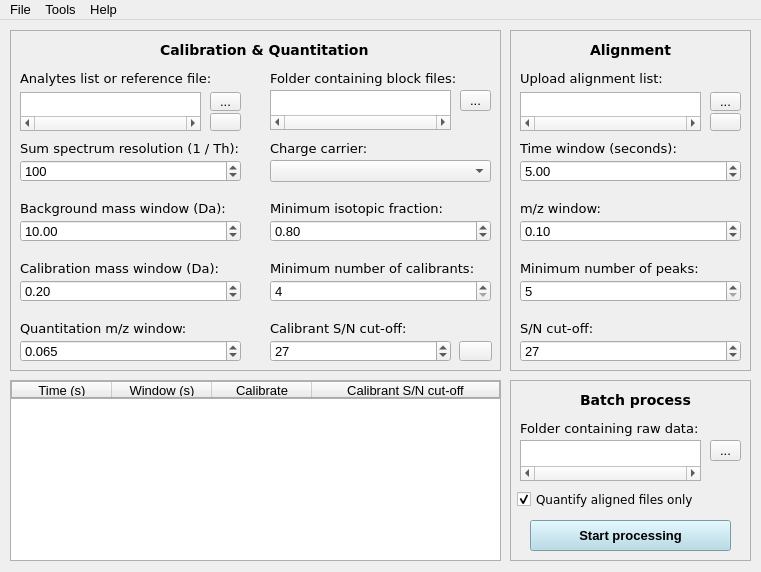
The window that sweet_suite/gui/qtdesigner_files/gui_main.ui (stainawarijar/SweetSuite) describes before a commit, drawn with Qt 5.
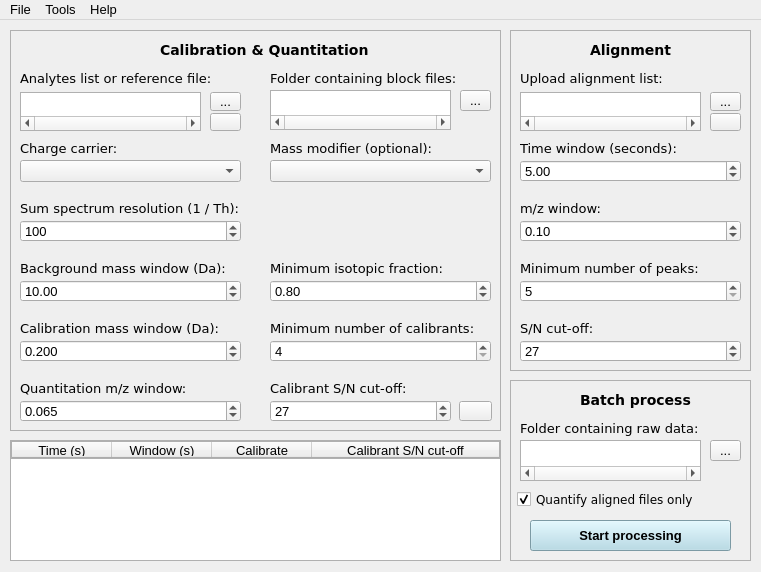
The same window after the commit.

What changed in the file:
```diff
--- a/sweet_suite/gui/qtdesigner_files/gui_main.ui
+++ b/sweet_suite/gui/qtdesigner_files/gui_main.ui
@@ -314,7 +314,7 @@
       <x>10</x>
       <y>10</y>
       <width>491</width>
-      <height>341</height>
+      <height>401</height>
      </rect>
     </property>
     <property name="frameShape">
@@ -390,7 +390,7 @@
      <property name="geometry">
       <rect>
        <x>10</x>
-       <y>110</y>
+       <y>170</y>
        <width>241</width>
        <height>16</height>
       </rect>
@@ -409,7 +409,7 @@
      <property name="geometry">
       <rect>
        <x>10</x>
-       <y>130</y>
+       <y>190</y>
        <width>221</width>
        <height>22</height>
       </rect>
@@ -428,7 +428,7 @@
      <property name="geometry">
       <rect>
        <x>10</x>
-       <y>170</y>
+       <y>230</y>
        <width>231</width>
        <height>16</height>
       </rect>
@@ -448,7 +448,7 @@
      <property name="geometry">
       <rect>
        <x>10</x>
-       <y>190</y>
+       <y>250</y>
        <width>221</width>
        <height>22</height>
       </rect>
@@ -464,11 +464,14 @@
      <property name="geometry">
       <rect>
        <x>10</x>
-       <y>250</y>
+       <y>310</y>
        <width>221</width>
        <height>22</height>
       </rect>
      </property>
+     <property name="decimals">
+      <number>3</number>
+     </property>
      <property name="maximum">
       <double>100.000000000000000</double>
      </property>
@@ -483,7 +486,7 @@
      <property name="geometry">
       <rect>
        <x>10</x>
-       <y>230</y>
+       <y>290</y>
        <width>221</width>
        <height>16</height>
       </rect>
@@ -503,7 +506,7 @@
      <property name="geometry">
       <rect>
        <x>10</x>
-       <y>290</y>
+       <y>350</y>
        <width>221</width>
        <height>16</height>
       </rect>
@@ -523,7 +526,7 @@
      <property name="geometry">
       <rect>
        <x>10</x>
-       <y>310</y>
+       <y>370</y>
        <width>221</width>
        <height>22</height>
       </rect>
@@ -545,7 +548,7 @@
      <property name="geometry">
       <rect>
        <x>260</x>
-       <y>250</y>
+       <y>310</y>
        <width>221</width>
        <height>22</height>
       </rect>
@@ -561,7 +564,7 @@
      <property name="geometry">
       <rect>
        <x>260</x>
-       <y>230</y>
+       <y>290</y>
        <width>221</width>
        <height>16</height>
       </rect>
@@ -580,7 +583,7 @@
      <property name="geometry">
       <rect>
        <x>260</x>
-       <y>310</y>
+       <y>370</y>
        <width>181</width>
        <height>22</height>
       </rect>
@@ -599,7 +602,7 @@
      <property name="geometry">
       <rect>
        <x>260</x>
-       <y>290</y>
+       <y>350</y>
        <width>211</width>
        <height>16</height>
       </rect>
@@ -618,7 +621,7 @@
      <property name="geometry">
       <rect>
        <x>260</x>
-       <y>170</y>
+       <y>230</y>
        <width>211</width>
        <height>16</height>
       </rect>
@@ -638,7 +641,7 @@
      <property name="geometry">
       <rect>
        <x>260</x>
-       <y>190</y>
+       <y>250</y>
        <width>221</width>
        <height>22</height>
       </rect>
@@ -720,7 +723,7 @@
     <widget class="QLabel" name="label_charge_carrier">
      <property name="geometry">
       <rect>
-       <x>260</x>
+       <x>10</x>
        <y>110</y>
        <width>211</width>
        <height>16</height>
@@ -762,7 +765,7 @@
      <property name="geometry">
       <rect>
        <x>449</x>
-       <y>311</y>
+       <y>371</y>
        <width>33</width>
        <height>20</height>
       </rect>
@@ -796,6 +799,35 @@
     <widget class="QComboBox" name="comboBox_charge_carrier">
      <property name="geometry">
       <rect>
+       <x>10</x>
+       <y>130</y>
+       <width>221</width>
+       <height>22</height>
+      </rect>
+     </property>
+    </widget>
+    <widget class="QLabel" name="label_mass_modifier">
+     <property name="geometry">
+      <rect>
+       <x>260</x>
+       <y>110</y>
+       <width>211</width>
+       <height>16</height>
+      </rect>
+     </property>
+     <property name="font">
+      <font>
+       <family>DejaVu Sans</family>
+       <pointsize>10</pointsize>
+      </font>
+     </property>
+     <property name="text">
+      <string>Mass modifier (optional):</string>
+     </property>
+    </widget>
+    <widget class="QComboBox" name="comboBox_mass_modifier">
+     <property name="geometry">
+      <rect>
        <x>260</x>
        <y>130</y>
        <width>221</width>
@@ -950,9 +982,9 @@
     <property name="geometry">
      <rect>
       <x>10</x>
-      <y>360</y>
+      <y>420</y>
       <width>491</width>
-      <height>181</height>
+      <height>121</height>
      </rect>
     </property>
     <property name="styleSheet">
```
